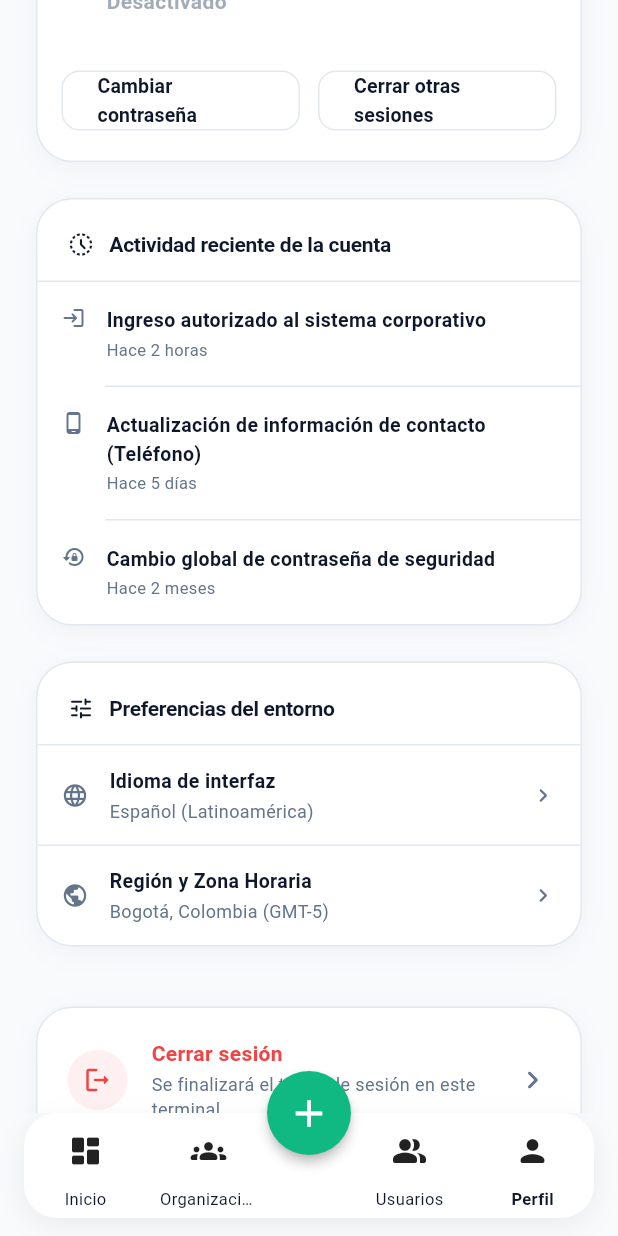
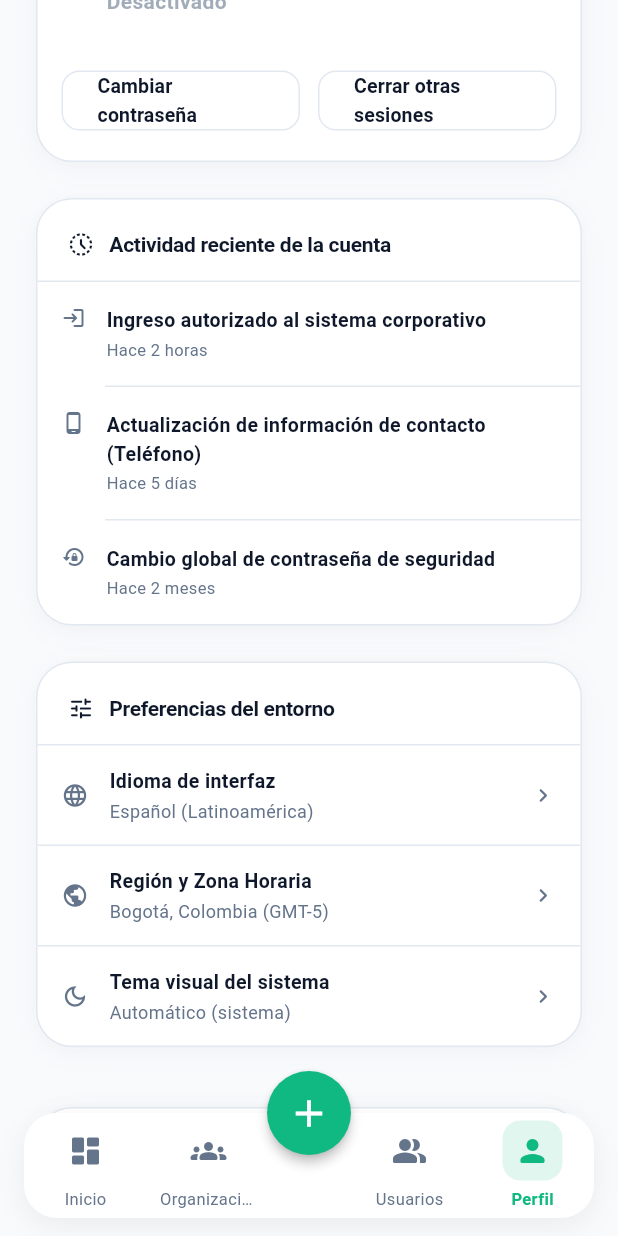
Before and after one commit to joan566/root-org-frontend, a Flutter app: the MainLayout screen opened directly, item 4 of the bottom bar chosen, scrolled down 1728 dp, on a phone screen of 412 x 824 dp. Run offline on Flutter 3.47's test engine with Material 3 defaults, Android fonts, the phone set to English and light mode, and no system bars; our stand-ins replace flutter_svg, shared_preferences; accounts and stored records are empty.

Commit message:
Migrar shell y conectar el toggle de tema en Preferencias
Migra main_layout.dart (Scaffold, FAB y bottom nav) al sistema
AppColors.of(context), completando la migración de toda la app al
esquema de colores light/dark. Reintroduce la fila "Tema visual del
sistema" en PreferencesCard, ahora conectada a ThemeController: abre
un selector Sistema/Claro/Oscuro que persiste la elección.

Co-Authored-By: Claude Sonnet 5 <noreply@anthropic.com>

```diff
--- a/lib/features/shell/presentation/pages/main_layout.dart
+++ b/lib/features/shell/presentation/pages/main_layout.dart
@@ -7,6 +7,7 @@ import 'package:savings_api_frontend/features/user/presentation/change_password/
 import 'package:savings_api_frontend/features/user/presentation/profile/profile_screen.dart';
 import 'package:savings_api_frontend/features/dashboard/presentation/personal_dashboard/personal_dashboard_screen.dart';
 import 'package:savings_api_frontend/core/design_system/colors/app_colors.dart';
+import 'package:savings_api_frontend/core/design_system/colors/app_palette.dart';
 
 class MainLayout extends StatefulWidget {
   const MainLayout({super.key});
@@ -102,6 +103,8 @@ class _MainLayoutState extends State<MainLayout> {
 
   @override
   Widget build(BuildContext context) {
+    final colors = AppColors.of(context);
+
     return PopScope(
       canPop: false,
       onPopInvokedWithResult: (didPop, result) async {
@@ -112,7 +115,7 @@ class _MainLayoutState extends State<MainLayout> {
         }
       },
       child: Scaffold(
-        backgroundColor: AppColors.background,
+        backgroundColor: colors.background,
 
         body: Navigator(
           key: _innerNavigatorKey,
@@ -122,7 +125,7 @@ class _MainLayoutState extends State<MainLayout> {
         ),
 
         floatingActionButton: FloatingActionButton(
-          backgroundColor: AppColors.primary,
+          backgroundColor: colors.primary,
           foregroundColor: Colors.white,
           elevation: 3,
           shape: const CircleBorder(),
@@ -147,7 +150,7 @@ class _MainLayoutState extends State<MainLayout> {
             child: Container(
               height: 70,
               decoration: BoxDecoration(
-                color: Colors.white,
+                color: colors.surface,
                 borderRadius: BorderRadius.circular(22),
                 boxShadow: [
                   BoxShadow(
@@ -160,11 +163,11 @@ class _MainLayoutState extends State<MainLayout> {
               child: Row(
                 mainAxisAlignment: MainAxisAlignment.spaceAround,
                 children: [
-                  _buildItem(0, Icons.dashboard_rounded, "Inicio"),
-                  _buildItem(1, Icons.groups_rounded, "Organizaciones"),
+                  _buildItem(colors, 0, Icons.dashboard_rounded, "Inicio"),
+                  _buildItem(colors, 1, Icons.groups_rounded, "Organizaciones"),
                   const SizedBox(width: 35),
-                  _buildItem(2, Icons.people_alt_rounded, "Usuarios"),
-                  _buildItem(3, Icons.person_rounded, "Perfil"),
+                  _buildItem(colors, 2, Icons.people_alt_rounded, "Usuarios"),
+                  _buildItem(colors, 3, Icons.person_rounded, "Perfil"),
                 ],
               ),
             ),
@@ -174,7 +177,7 @@ class _MainLayoutState extends State<MainLayout> {
     );
   }
 
-  Widget _buildItem(int index, IconData icon, String label) {
+  Widget _buildItem(AppPalette colors, int index, IconData icon, String label) {
     final selected = selectedIndex == index;
 
     return InkWell(
@@ -190,13 +193,13 @@ class _MainLayoutState extends State<MainLayout> {
               padding: const EdgeInsets.all(8),
               decoration: BoxDecoration(
                 color: selected
-                    ? AppColors.primary.withOpacity(.12)
+                    ? colors.primary.withOpacity(.12)
                     : Colors.transparent,
                 borderRadius: BorderRadius.circular(12),
               ),
               child: Icon(
                 icon,
-                color: selected ? AppColors.primary : AppColors.textSecondary,
+                color: selected ? colors.primary : colors.textSecondary,
               ),
             ),
             const SizedBox(height: 4),
@@ -206,7 +209,7 @@ class _MainLayoutState extends State<MainLayout> {
               style: TextStyle(
                 fontSize: 11,
                 fontWeight: selected ? FontWeight.w600 : FontWeight.normal,
-                color: selected ? AppColors.primary : AppColors.textSecondary,
+                color: selected ? colors.primary : colors.textSecondary,
               ),
             ),
           ],
--- a/lib/features/user/presentation/profile/widgets/preferences_card.dart
+++ b/lib/features/user/presentation/profile/widgets/preferences_card.dart
@@ -1,16 +1,101 @@
 import 'package:flutter/cupertino.dart';
 import 'package:flutter/material.dart';
+import 'package:provider/provider.dart';
 
 import 'package:savings_api_frontend/core/design_system/colors/app_colors.dart';
 import 'package:savings_api_frontend/core/design_system/colors/app_palette.dart';
+import 'package:savings_api_frontend/core/design_system/colors/theme_controller.dart';
 import 'base_container_card.dart';
 
 class PreferencesCard extends StatelessWidget {
   const PreferencesCard();
 
+  String _themeModeLabel(ThemeMode mode) {
+    switch (mode) {
+      case ThemeMode.light:
+        return 'Claro';
+      case ThemeMode.dark:
+        return 'Oscuro';
+      case ThemeMode.system:
+        return 'Automático (sistema)';
+    }
+  }
+
+  void _showThemeModeSelector(BuildContext context) {
+    final themeController = context.read<ThemeController>();
+
+    showModalBottomSheet(
+      context: context,
+      backgroundColor: AppColors.of(context).surface,
+      shape: const RoundedRectangleBorder(borderRadius: BorderRadius.vertical(top: Radius.circular(24))),
+      builder: (sheetContext) {
+        final colors = AppColors.of(sheetContext);
+
+        return SafeArea(
+          child: Padding(
+            padding: const EdgeInsets.symmetric(horizontal: 24.0, vertical: 20.0),
+            child: Column(
+              mainAxisSize: MainAxisSize.min,
+              crossAxisAlignment: CrossAxisAlignment.start,
+              children: [
+                Center(
+                  child: Container(width: 36, height: 4, decoration: BoxDecoration(color: colors.border, borderRadius: BorderRadius.circular(10))),
+                ),
+                const SizedBox(height: 24),
+                Text('Tema visual', style: TextStyle(fontSize: 18, fontWeight: FontWeight.w800, color: colors.textPrimary, letterSpacing: -0.4)),
+                const SizedBox(height: 4),
+                Text('Elige cómo quieres ver la aplicación.', style: TextStyle(fontSize: 13, color: colors.textSecondary)),
+                const SizedBox(height: 24),
+                _buildThemeOption(sheetContext, colors, Icons.brightness_auto_rounded, ThemeMode.system, themeController),
+                const SizedBox(height: 12),
+                _buildThemeOption(sheetContext, colors, Icons.light_mode_rounded, ThemeMode.light, themeController),
+                const SizedBox(height: 12),
+                _buildThemeOption(sheetContext, colors, Icons.dark_mode_rounded, ThemeMode.dark, themeController),
+              ],
+            ),
+          ),
+        );
+      },
+    );
+  }
+
+  Widget _buildThemeOption(BuildContext context, AppPalette colors, IconData icon, ThemeMode mode, ThemeController controller) {
+    final bool isSelected = controller.mode == mode;
+
+    return InkWell(
+      onTap: () {
+        controller.setMode(mode);
+        Navigator.pop(context);
+      },
+      borderRadius: BorderRadius.circular(14),
+      child: Container(
+        padding: const EdgeInsets.all(14),
+        decoration: BoxDecoration(
+          border: Border.all(color: isSelected ? colors.primary : colors.border, width: isSelected ? 1.5 : 1.0),
+          borderRadius: BorderRadius.circular(14),
+        ),
+        child: Row(
+          children: [
+            Container(
+              padding: const EdgeInsets.all(8),
+              decoration: BoxDecoration(color: colors.primary.withOpacity(0.1), borderRadius: BorderRadius.circular(10)),
+              child: Icon(icon, color: colors.primary, size: 20),
+            ),
+            const SizedBox(width: 14),
+            Expanded(
+              child: Text(_themeModeLabel(mode), style: TextStyle(fontSize: 14, fontWeight: FontWeight.bold, color: colors.textPrimary)),
+            ),
+            if (isSelected) Icon(Icons.check_circle_rounded, color: colors.primary, size: 20),
+          ],
+        ),
+      ),
+    );
+  }
+
   @override
   Widget build(BuildContext context) {
     final colors = AppColors.of(context);
+    final themeMode = context.watch<ThemeController>().mode;
 
     return BaseContainerCard(
       title: 'Preferencias del entorno',
@@ -19,12 +104,22 @@ class PreferencesCard extends StatelessWidget {
         _buildPreferenceRow(colors, 'Idioma de interfaz', 'Español (Latinoamérica)', Icons.language_rounded),
         Divider(color: colors.border, height: 1),
         _buildPreferenceRow(colors, 'Región y Zona Horaria', 'Bogotá, Colombia (GMT-5)', Icons.public_rounded),
+        Divider(color: colors.border, height: 1),
+        _buildPreferenceRow(
+          colors,
+          'Tema visual del sistema',
+          _themeModeLabel(themeMode),
+          Icons.dark_mode_outlined,
+          onTap: () => _showThemeModeSelector(context),
+        ),
       ],
     );
   }
 
-  Widget _buildPreferenceRow(AppPalette colors, String title, String value, IconData icon) {
-    return Padding(
+  Widget _buildPreferenceRow(AppPalette colors, String title, String value, IconData icon, {VoidCallback? onTap}) {
+    return InkWell(
+      onTap: onTap,
+      child: Padding(
         padding: const EdgeInsets.symmetric(horizontal: 16.0, vertical: 14.0),
         child: Row(
           children: [
@@ -43,6 +138,7 @@ class PreferencesCard extends StatelessWidget {
             Icon(Icons.keyboard_arrow_right_rounded, size: 18, color: colors.textSecondary),
           ],
         ),
+      ),
     );
   }
 }
```
Lines whose indentation alone changed are shown as unchanged.
